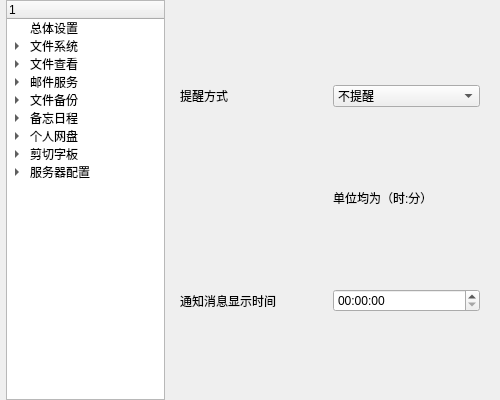
3548848289/UniFileHub, file Setting/ui/Setting.ui: the form before one commit.
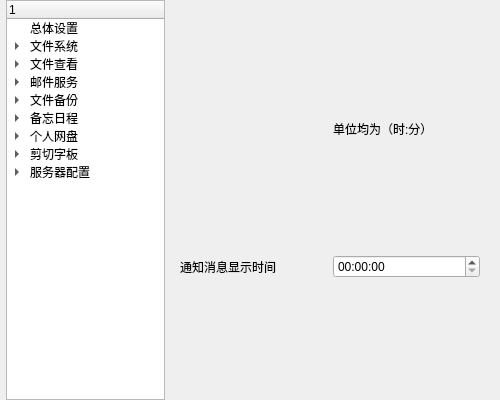
The form after the commit. Icons and pictures are not drawn.

```diff
--- a/Setting/ui/Setting.ui
+++ b/Setting/ui/Setting.ui
@@ -460,32 +460,7 @@
      </widget>
      <widget class="QWidget" name="tag_schedule">
       <layout class="QGridLayout" name="gridLayout_8">
-       <item row="0" column="1">
-        <widget class="QComboBox" name="tag_schedule_comboBox">
-         <item>
-          <property name="text">
-           <string>不提醒</string>
-          </property>
-         </item>
-         <item>
-          <property name="text">
-           <string>弹窗提醒</string>
-          </property>
-         </item>
-         <item>
-          <property name="text">
-           <string>邮件提醒</string>
-          </property>
-         </item>
-        </widget>
-       </item>
-       <item row="0" column="0">
-        <widget class="QLabel" name="tag_schedule_label1">
-         <property name="text">
-          <string>提醒方式</string>
-         </property>
-        </widget>
-       </item>
+
        <item row="3" column="1">
         <widget class="QTimeEdit" name="tag_schedule_timeEdit3"/>
        </item>
```
Left out of the diff: 7 changed lines with no effect on the pictures.
